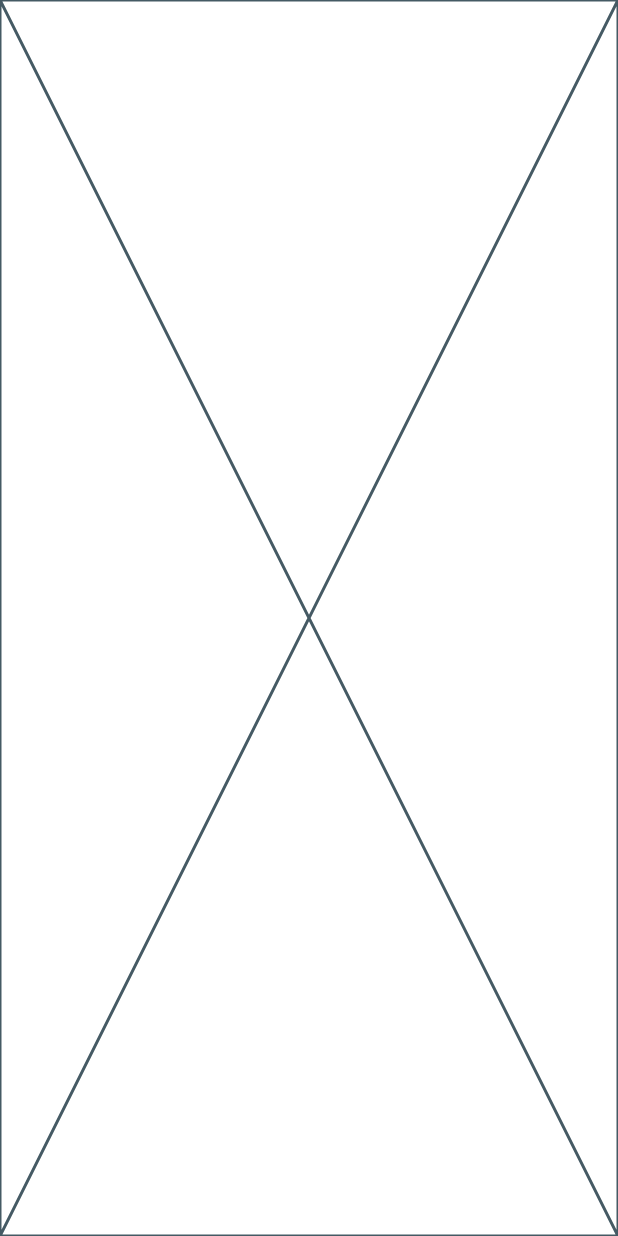
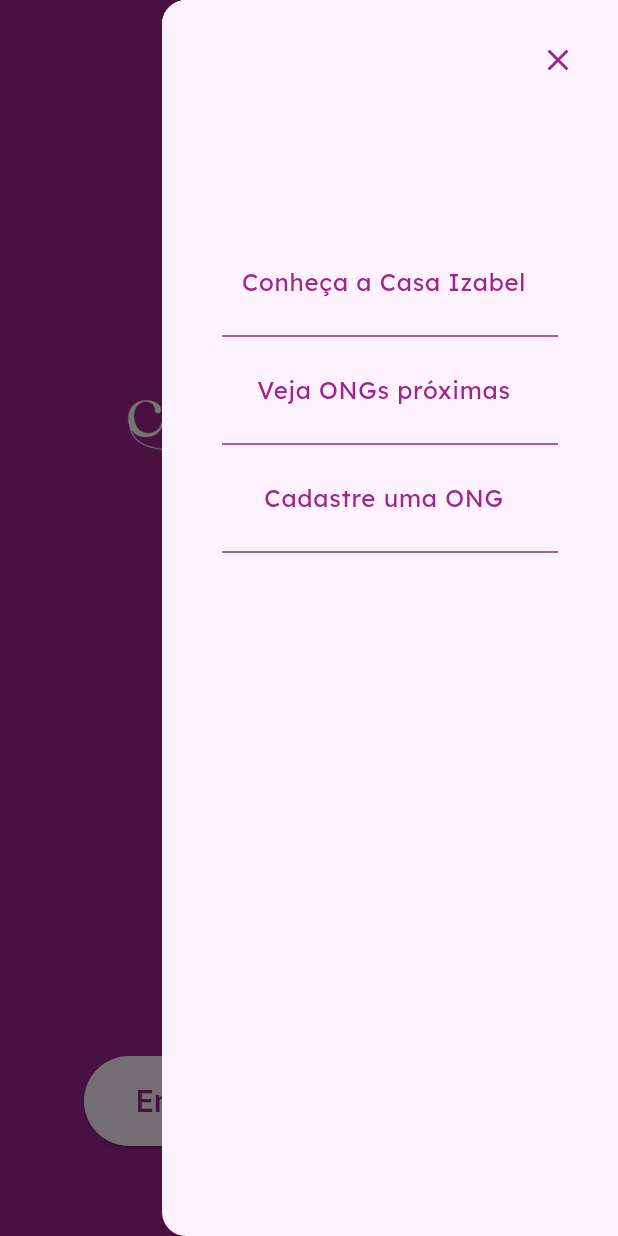
Before and after one commit to fxrnandes/app_casa_izabel, a Flutter app: the screen it shows after launch, with the side drawer open (before the commit the screen has no drawer), on a phone screen of 412 x 824 dp. Run offline on Flutter 3.47's test engine with Material 3 defaults, Android fonts, the phone set to English and light mode, and no system bars; our stand-ins replace google_fonts.

Commit message:
feat: home_page and assets style: font

```diff
--- a/lib/app/app.dart
+++ b/lib/app/app.dart
@@ -5,6 +5,6 @@ class App extends StatelessWidget {
 
   @override
   Widget build(BuildContext context) {
-    return MaterialApp();
+    return const MaterialApp();
   }
 }
--- a/lib/home_page.dart
+++ b/lib/home_page.dart
@@ -1,10 +1,130 @@
 import 'package:flutter/material.dart';
+import 'package:google_fonts/google_fonts.dart';
 
 class HomePage extends StatelessWidget {
   const HomePage({super.key});
 
   @override
   Widget build(BuildContext context) {
-    return const Placeholder();
+    return Scaffold(
+      backgroundColor: const Color(0xFFA0248D),
+      appBar: AppBar(
+        backgroundColor: const Color(0xFFA0248D),
+        elevation: 0,
+        actions: [
+          Builder(
+            builder: (context) => IconButton(
+              icon: const Icon(Icons.menu, color: Color(0xFFFFF2FF)),
+              onPressed: () {
+                Scaffold.of(context).openEndDrawer();
+              },
+            ),
+          ),
+        ],
+      ),
+      endDrawer: Drawer(
+        backgroundColor: const Color(0xFFFFF2FF),
+        child: ListView(
+          padding: EdgeInsets.zero,
+          children: [
+            Container(
+              color: const Color(0xFFFFF2FF),
+              padding: const EdgeInsets.all(16),
+              child: Align(
+                alignment: Alignment.topRight,
+                child: IconButton(
+                  icon: const Icon(Icons.close, color: Color(0xFFA0248D)),
+                  onPressed: () {
+                    Navigator.of(context).pop();
+                  },
+                ),
+              ),
+            ),
+            const SizedBox(height: 80),
+            const ListTile(
+              title: Text(
+                'Conheça a Casa Izabel',
+                style: TextStyle(color: Color(0xFFA0248D)),
+                textAlign: TextAlign.center,
+              ),
+              onTap: null,
+            ),
+            const Padding(
+              padding: EdgeInsets.symmetric(horizontal: 40.0),
+              child: Divider(
+                color: Color(0xFFA0248D),
+                thickness: 1,
+              ),
+            ),
+            const ListTile(
+              title: Text(
+                'Veja ONGs próximas',
+                style: TextStyle(color: Color(0xFFA0248D)),
+                textAlign: TextAlign.center,
+              ),
+              onTap: null,
+            ),
+            const Padding(
+              padding: EdgeInsets.symmetric(horizontal: 40.0),
+              child: Divider(
+                color: Color(0xFFA0248D),
+                thickness: 1,
+              ),
+            ),
+            const ListTile(
+              title: Text(
+                'Cadastre uma ONG',
+                style: TextStyle(color: Color(0xFFA0248D)),
+                textAlign: TextAlign.center,
+              ),
+              onTap: null,
+            ),
+            const Padding(
+              padding: EdgeInsets.symmetric(horizontal: 40.0),
+              child: Divider(
+                color: Color(0xFFA0248D),
+                thickness: 1,
+              ),
+            ),
+          ],
+        ),
+      ),
+      body: Center(
+        child: Column(
+          mainAxisAlignment: MainAxisAlignment.center,
+          children: [
+            const SizedBox(height: 120),
+            Image.asset(
+              'assets/images/logo.png',
+              width: 300,
+              height: 200,
+            ),
+            const Spacer(),
+            SizedBox(
+              width: 300,
+              height: 60,
+              child: ElevatedButton(
+                onPressed: () {
+                  Navigator.pushNamed(context, '/');
+                },
+                style: ElevatedButton.styleFrom(
+                  backgroundColor: const Color(0xFFFFF2FF),
+                  foregroundColor: const Color(0xFF9C258B),
+                  shape: RoundedRectangleBorder(
+                    borderRadius: BorderRadius.circular(30),
+                  ),
+                  textStyle: GoogleFonts.inter(
+                    fontSize: 20,
+                    fontWeight: FontWeight.w600,
+                  ),
+                ),
+                child: const Text('Entenda sobre violência'),
+              ),
+            ),
+            const SizedBox(height: 60),
+          ],
+        ),
+      ),
+    );
   }
 }
--- a/lib/main.dart
+++ b/lib/main.dart
@@ -1,5 +1,6 @@
 import 'package:flutter/material.dart';
 import 'package:myapp/home_page.dart';
+import 'package:google_fonts/google_fonts.dart';
 
 void main() {
   runApp(const MyApp());
@@ -11,9 +12,10 @@ class MyApp extends StatelessWidget {
   @override
   Widget build(BuildContext context) {
     return MaterialApp(
-      title: 'Flutter Demo',
+      debugShowCheckedModeBanner: false,
+      title: 'Casa Izabel',
       theme: ThemeData(
-        colorScheme: ColorScheme.fromSeed(seedColor: Colors.deepPurple),
+        textTheme: GoogleFonts.lexendTextTheme(),
         useMaterial3: true,
       ),
       home: const HomePage(),
--- a/pubspec.yaml
+++ b/pubspec.yaml
@@ -30,6 +30,7 @@ environment:
 dependencies:
   flutter:
     sdk: flutter
+  google_fonts: ^4.0.3
 
 
   # The following adds the Cupertino Icons font to your application.
@@ -57,7 +58,8 @@ flutter:
   # included with your application, so that you can use the icons in
   # the material Icons class.
   uses-material-design: true
-
+  assets:
+    - assets/images/logo.png
   # To add assets to your application, add an assets section, like this:
   # assets:
   #   - images/a_dot_burr.jpeg
```
Also changed, not shown: assets/images/logo.png (added), pubspec.lock.
